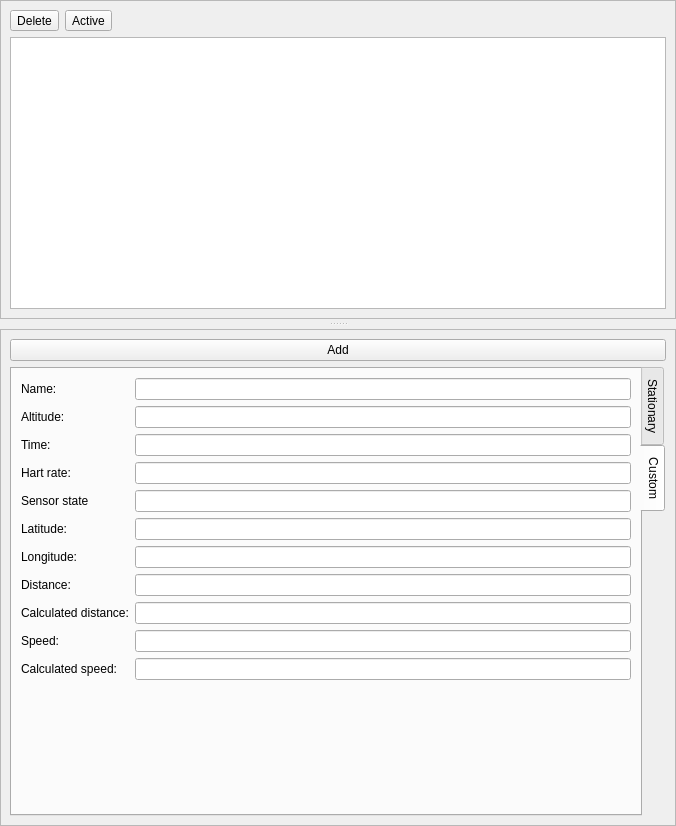
The window that gui/marking_dock.ui (SergiuToporjinschi/GPSTrackEditor) describes before a commit, drawn with Qt 5.
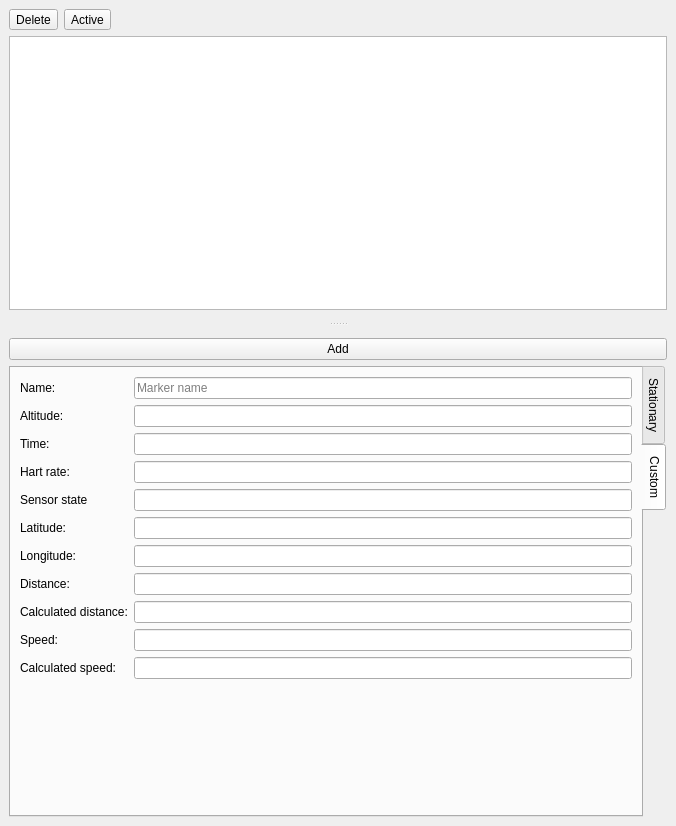
The same window after the commit.

Patch:
```diff
--- a/gui/marking_dock.ui
+++ b/gui/marking_dock.ui
@@ -85,10 +85,13 @@
           </property>
           <widget class="QFrame" name="frameTop">
            <property name="frameShape">
-            <enum>QFrame::StyledPanel</enum>
+            <enum>QFrame::NoFrame</enum>
            </property>
            <property name="frameShadow">
-            <enum>QFrame::Raised</enum>
+            <enum>QFrame::Plain</enum>
+           </property>
+           <property name="lineWidth">
+            <number>0</number>
            </property>
            <layout class="QVBoxLayout" name="verticalLayout_3">
             <item>
@@ -148,13 +151,13 @@
           </widget>
           <widget class="QFrame" name="frameBottom">
            <property name="frameShape">
-            <enum>QFrame::StyledPanel</enum>
+            <enum>QFrame::NoFrame</enum>
            </property>
            <property name="frameShadow">
-            <enum>QFrame::Raised</enum>
+            <enum>QFrame::Plain</enum>
            </property>
            <property name="lineWidth">
-            <number>10</number>
+            <number>0</number>
            </property>
            <layout class="QVBoxLayout" name="verticalLayout_2">
             <item>
@@ -360,7 +363,11 @@
                  </widget>
                 </item>
                 <item row="0" column="1">
-                 <widget class="QLineEdit" name="editMarkerName"/>
+                 <widget class="QLineEdit" name="editMarkerName">
+                  <property name="placeholderText">
+                   <string>Marker name</string>
+                  </property>
+                 </widget>
                 </item>
                </layout>
               </widget>
```
Left out of the diff: 62 changed lines with no effect on the pictures.
